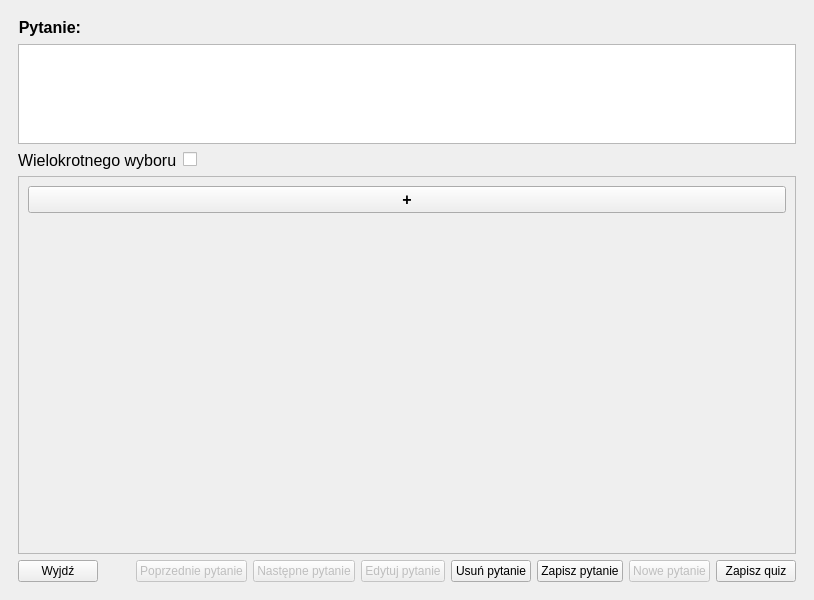
Old version of the form quiz_creator_gui.ui in the repository M4tth3wG/Quizer.
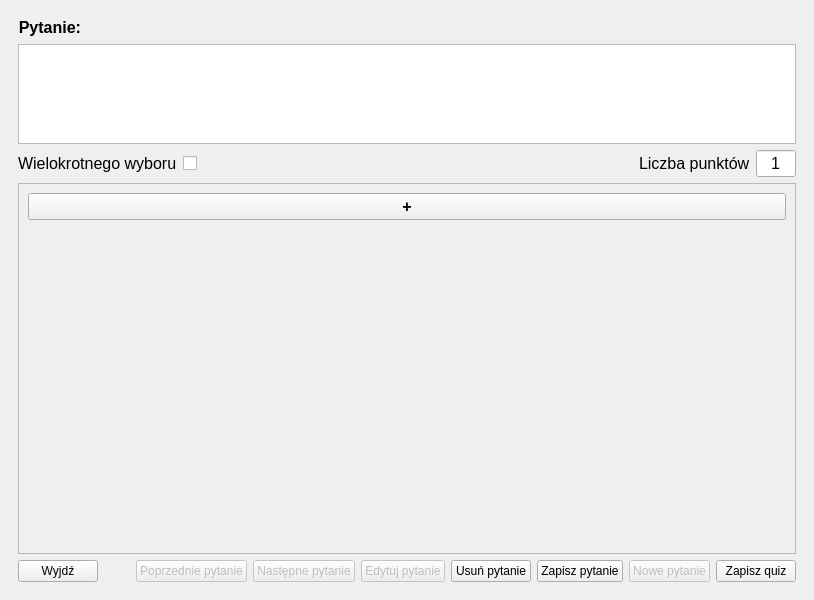
New version of the form.

Commit message: added input for number of points in creator

What changed in the file:
```diff
--- a/quiz_creator_gui.ui
+++ b/quiz_creator_gui.ui
@@ -171,6 +171,53 @@
             </property>
            </spacer>
           </item>
+          <item>
+           <widget class="QLabel" name="label">
+            <property name="font">
+             <font>
+              <family>Arial</family>
+              <pointsize>12</pointsize>
+             </font>
+            </property>
+            <property name="text">
+             <string>Liczba punktów</string>
+            </property>
+           </widget>
+          </item>
+          <item>
+           <widget class="QLineEdit" name="number_of_points_line_edit">
+            <property name="sizePolicy">
+             <sizepolicy hsizetype="Fixed" vsizetype="Fixed">
+              <horstretch>0</horstretch>
+              <verstretch>0</verstretch>
+             </sizepolicy>
+            </property>
+            <property name="minimumSize">
+             <size>
+              <width>40</width>
+              <height>0</height>
+             </size>
+            </property>
+            <property name="maximumSize">
+             <size>
+              <width>40</width>
+              <height>16777215</height>
+             </size>
+            </property>
+            <property name="font">
+             <font>
+              <family>Arial</family>
+              <pointsize>12</pointsize>
+             </font>
+            </property>
+            <property name="text">
+             <string>1</string>
+            </property>
+            <property name="alignment">
+             <set>Qt::AlignCenter</set>
+            </property>
+           </widget>
+          </item>
          </layout>
         </item>
         <item>
@@ -184,7 +231,7 @@
              <x>0</x>
              <y>0</y>
              <width>776</width>
-             <height>368</height>
+             <height>366</height>
             </rect>
            </property>
            <layout class="QHBoxLayout" name="horizontalLayout">
```
The commit also changes 1 other file.
